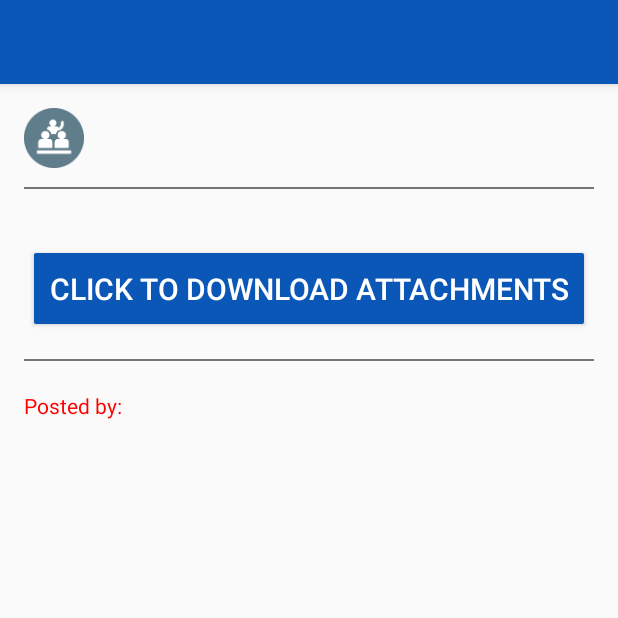
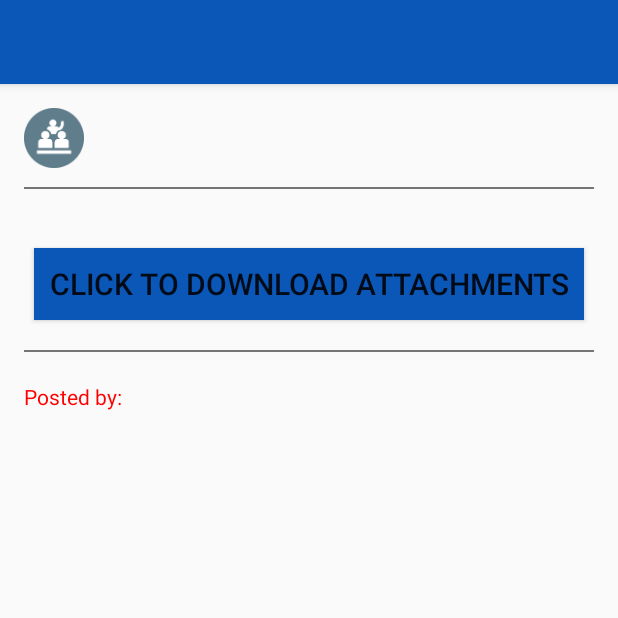
Before and after one commit to chiragshenoy/c9, an Android app: the NoticeViewer screen opened directly, with no data from a screen before it, on a phone screen of 412 x 824 dp, the top half of it. Run offline under Robolectric (Android 15) with nearby library versions, the phone set to English and light mode, and no system bars; network calls fail; 9 statements that could not run were skipped.

Commit message:
Cleaned Code.

```diff
--- a/app/src/main/java/app/cloud9/com/cloud9/NoticeViewer.java
+++ b/app/src/main/java/app/cloud9/com/cloud9/NoticeViewer.java
@@ -8,8 +8,7 @@ import android.os.Bundle;
 import android.os.Environment;
 import android.os.PowerManager;
 import android.support.v7.app.ActionBarActivity;
-import android.view.Menu;
-import android.view.MenuItem;
+import android.support.v7.widget.Toolbar;
 import android.view.View;
 import android.widget.Button;
 import android.widget.TextView;
@@ -44,6 +43,9 @@ public class NoticeViewer extends ActionBarActivity {
         setContentView(R.layout.activity_notice_viewer);
         Bundle b = getIntent().getExtras();
 
+        Toolbar toolbar = (Toolbar) findViewById(R.id.c9_toolbar); //Appcompat support for a sexier action bar
+        setSupportActionBar(toolbar);
+
         notice_subject = (TextView) findViewById(R.id.notice_subject);
         notice_body = (TextView) findViewById(R.id.notice_body);
         attachments = (Button) findViewById(R.id.attachments);
@@ -55,6 +57,8 @@ public class NoticeViewer extends ActionBarActivity {
         String path = b.getString("Path");
         String posted_at = b.getString("Posted_at");
         String posted_by = b.getString("Posted_by");
+
+        getSupportActionBar().setTitle(posted_by);
 
         //Stripping [ ]
         path = path.substring(1, path.length() - 1);
@@ -252,25 +256,25 @@ public class NoticeViewer extends ActionBarActivity {
 //
 
 
-    @Override
-    public boolean onCreateOptionsMenu(Menu menu) {
-        // Inflate the menu; this adds items to the action bar if it is present.
-        getMenuInflater().inflate(R.menu.menu_notice_viewer, menu);
-        return true;
-    }
-
-    @Override
-    public boolean onOptionsItemSelected(MenuItem item) {
-        // Handle action bar item clicks here. The action bar will
-        // automatically handle clicks on the Home/Up button, so long
-        // as you specify a parent activity in AndroidManifest.xml.
-        int id = item.getItemId();
-
-        //noinspection SimplifiableIfStatement
-        if (id == R.id.action_settings) {
-            return true;
-        }
-
-        return super.onOptionsItemSelected(item);
-    }
+//    @Override
+//    public boolean onCreateOptionsMenu(Menu menu) {
+//        // Inflate the menu; this adds items to the action bar if it is present.
+//        getMenuInflater().inflate(R.menu.menu_notice_viewer, menu);
+//        return true;
+//    }
+//
+//    @Override
+//    public boolean onOptionsItemSelected(MenuItem item) {
+//        // Handle action bar item clicks here. The action bar will
+//        // automatically handle clicks on the Home/Up button, so long
+//        // as you specify a parent activity in AndroidManifest.xml.
+//        int id = item.getItemId();
+//
+//        //noinspection SimplifiableIfStatement
+//        if (id == R.id.action_settings) {
+//            return true;
+//        }
+//
+//        return super.onOptionsItemSelected(item);
+//    }
 }
--- a/app/src/main/res/drawable/primary_round.xml
+++ /dev/null
@@ -1,9 +0,0 @@
-<ripple xmlns:android="http://schemas.android.com/apk/res/android"
-    android:color="@color/bmsce_main_color">
-    <item>
-        <shape xmlns:android="http://schemas.android.com/apk/res/android">
-            <corners android:radius="1dp" />
-            <solid android:color="@color/bmsce_main_color" />
-        </shape>
-    </item>
-</ripple>
--- a/app/src/main/res/layout/activity_notice_viewer.xml
+++ b/app/src/main/res/layout/activity_notice_viewer.xml
@@ -1,3 +1,4 @@
+<?xml version="1.0" encoding="utf-8"?>
 <RelativeLayout xmlns:android="http://schemas.android.com/apk/res/android"
     xmlns:tools="http://schemas.android.com/tools"
     android:layout_width="match_parent"
@@ -72,16 +73,9 @@
                 android:transitionName="@string/transition_notice_body" />
 
 
-            <!--<TextView-->
-            <!--android:layout_width="wrap_content"-->
-            <!--android:layout_height="wrap_content"-->
-            <!--android:layout_below="@id/notice_body"-->
-            <!--android:textColor="#ff0000"-->
-            <!--android:id="@+id/attachments" />-->
-
-            <Button xmlns:android="http://schemas.android.com/apk/res/android"
+            <Button
                 android:id="@+id/attachments"
-                style="@style/Button"
+                android:background="@color/bmsce_main_color"
                 android:padding="10dp"
                 android:layout_width="wrap_content"
                 android:layout_height="wrap_content"
--- a/app/src/main/res/menu/main.xml
+++ b/app/src/main/res/menu/main.xml
@@ -3,7 +3,7 @@
 <menu xmlns:android="http://schemas.android.com/apk/res/android"
     xmlns:app="http://schemas.android.com/apk/res-auto">
     <item
-        android:id="@+id/menu_search"
+        android:id="@+id/refresh"
         android:orderInCategory="1"
         android:title="Menu item"
         app:showAsAction="never"/>
--- a/app/src/main/res/values/styles.xml
+++ b/app/src/main/res/values/styles.xml
@@ -84,15 +84,5 @@
         <item name="android:textColor">#ffbebebe</item>
     </style>
 
-    <style name="Button">
-        <item name="android:textColor">#ffffff</item>
-        <item name="android:padding">0dp</item>
-        <item name="android:minWidth">88dp</item>
-        <item name="android:minHeight">36dp</item>
-        <item name="android:layout_margin">3dp</item>
-        <item name="android:elevation">1dp</item>
-        <item name="android:translationZ">1dp</item>
-        <item name="android:background">@drawable/primary_round</item>
-    </style>
 
 </resources>
```
Also changed, not shown: app/src/main/java/app/cloud9/com/cloud9/AppPrefs.java (+0 -10 lines), app/src/main/java/app/cloud9/com/cloud9/HomePage.java (+6 -32 lines), app/src/main/java/app/cloud9/com/cloud9/MainActivity.java (+0 -7 lines), app/src/main/java/app/cloud9/com/cloud9/NoticeBoard.java (+6 -17 lines), app/src/main/res/layout/activity_main.xml (+4 -8 lines), app/src/main/res/layout/fragment_navigation_drawer.xml (+3 -5 lines), app/src/main/res/layout/notice_snippet.xml (+7 -61 lines), app/src/main/res/drawable/mainlogo.png (added), 1 other file.
